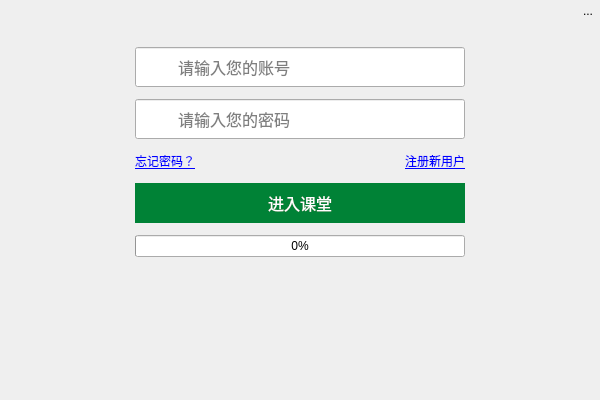
Above: QtClassClient/BeforeClass/logindialog.ui from ideallx/serveree before the change. Below: the same form after it.
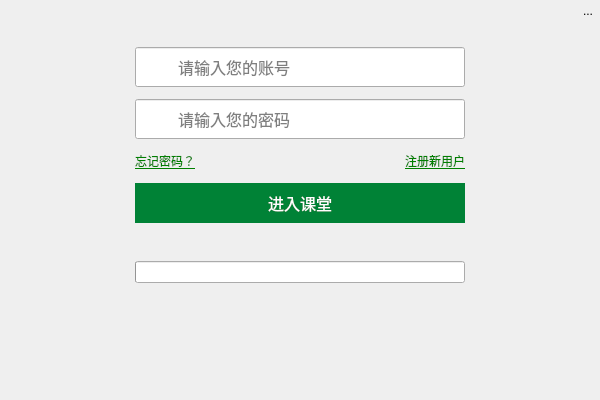
That is the form after the change. Icons and pictures are not drawn.

The edit to the form file:
```diff
--- a/QtClassClient/BeforeClass/logindialog.ui
+++ b/QtClassClient/BeforeClass/logindialog.ui
@@ -19,6 +19,10 @@
 	color: rgb(0, 255, 127);
 }
 
+QLabel#lbPrompt {
+	color: rgb(0, 0, 0);
+}
+
 #QToolButton#tbExit:hover[autoRaise = &quot;true&quot;] {
 	background-image: url(:/icon/ui/icon/close2.png);
 }
@@ -29,6 +33,8 @@
 	font: 16px;
 }
 
+QToolButton#tbEnterClass:!enabled {
+}
 
 QLineEdit {
 	font: 16px;
@@ -215,7 +221,10 @@
          <item>
           <widget class="QLabel" name="label">
            <property name="text">
-            <string>&lt;a href=&quot;http://www.k6kt.com/&quot;&gt;忘记密码？</string>
+            <string>&lt;a  style='color: green;' href=&quot;http://www.k6kt.com/&quot;&gt;忘记密码？</string>
+           </property>
+           <property name="openExternalLinks">
+            <bool>true</bool>
            </property>
           </widget>
          </item>
@@ -235,7 +244,10 @@
          <item>
           <widget class="QLabel" name="label_2">
            <property name="text">
-            <string>&lt;a href=&quot;http://www.k6kt.com/&quot;&gt;注册新用户</string>
+            <string>&lt;a style='color: green;' href=&quot;http://www.k6kt.com/&quot;&gt;注册新用户</string>
+           </property>
+           <property name="openExternalLinks">
+            <bool>true</bool>
            </property>
           </widget>
          </item>
@@ -269,11 +281,21 @@
          </property>
         </widget>
        </item>
+       <item>
+        <widget class="QLabel" name="lbPrompt">
+         <property name="text">
+          <string/>
+         </property>
+        </widget>
+       </item>
        <item>
         <widget class="QProgressBar" name="pbDownload">
          <property name="value">
           <number>0</number>
          </property>
+         <property name="textVisible">
+          <bool>false</bool>
+         </property>
         </widget>
        </item>
       </layout>
```
Left out of the diff: 3 changed lines with no effect on the pictures.
